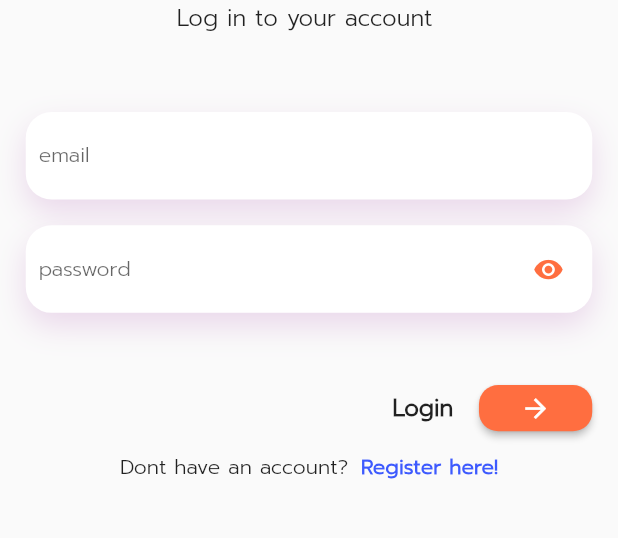
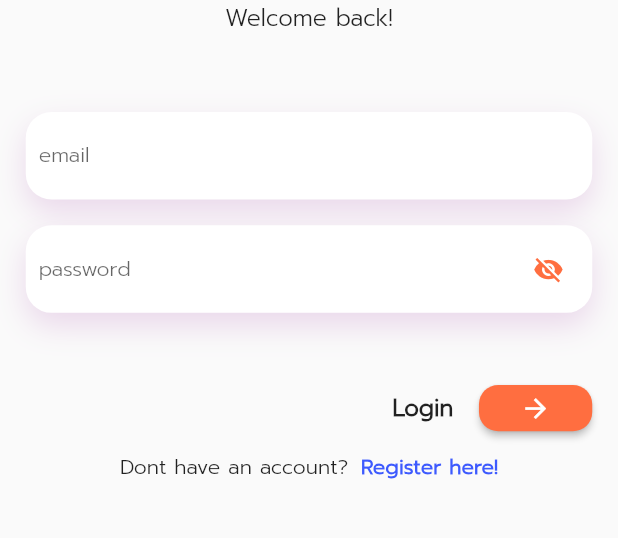
Before and after one commit to ietvee/food-log, a Flutter app: the screen it shows after launch, on a phone screen of 412 x 824 dp, the part 300-838 px from its top. Run offline on Flutter 3.47's test engine with Material 2 defaults, Android fonts, the phone set to English and light mode, and no system bars; our stand-ins replace cloud_firestore, firebase_auth, flutter_linkify, responsive_framework; accounts and stored records are empty.

Commit message:
change wordings

```diff
--- a/lib/authenticate/login.dart
+++ b/lib/authenticate/login.dart
@@ -84,7 +84,7 @@ class _LoginPageState extends State<LoginPage> {
                       color: Colors.black54,
                       letterSpacing: 2,
                     )),
-                Text('Log in to your account ',
+                Text('Welcome back!',
                     style: TextStyle(
                       fontSize: 18,
                     )),
@@ -145,10 +145,10 @@ class _LoginPageState extends State<LoginPage> {
                                       onPressed: _toggle,
                                       icon: _obscureText
                                           ? Icon(
-                                              Icons.remove_red_eye,
+                                              Icons.visibility_off,
                                               color: Colors.deepOrangeAccent,
                                             )
-                                          : Icon(Icons.remove_red_eye_outlined,
+                                          : Icon(Icons.visibility,
                                               color: Colors.deepOrangeAccent)),
                                 ),
                                 onSaved: (val) => _password = val,
--- a/lib/pages/home.dart
+++ b/lib/pages/home.dart
@@ -177,7 +177,7 @@ class _HomeScreenState extends State<HomeScreen> {
                     ),
                   ],
                 ),
-                Text('It\s time to share your food journey! ')
+                Text("It's time to share your food journey!")
               ],
             ),
           ),
```
